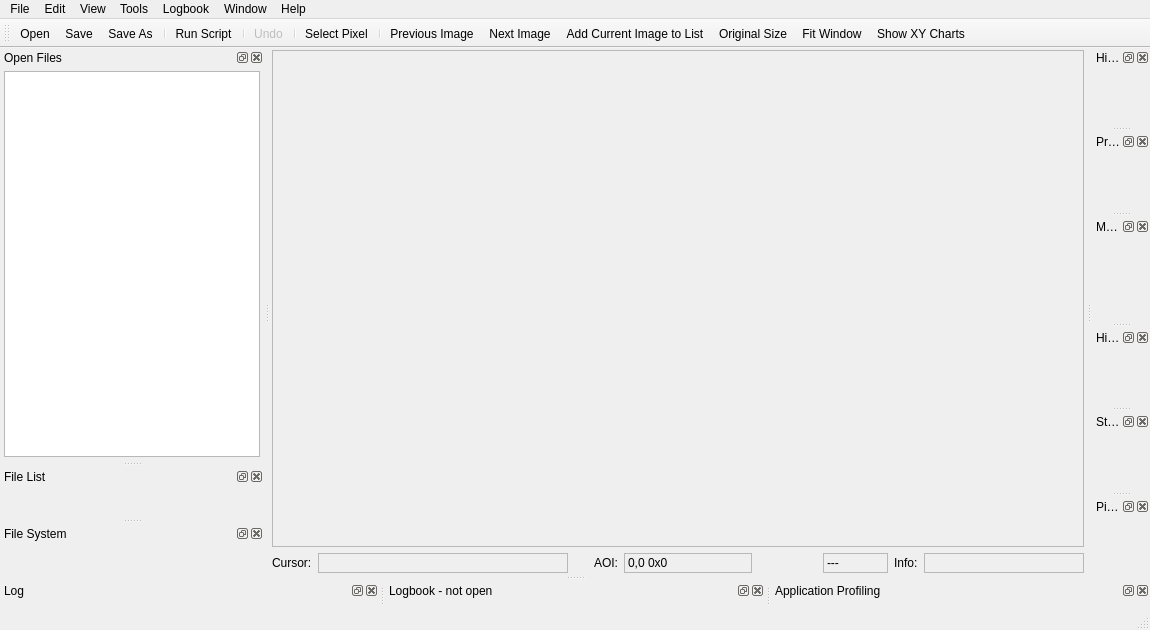
Old version of the form src/app/mainwindow.ui in the repository braeun/FitsIP.
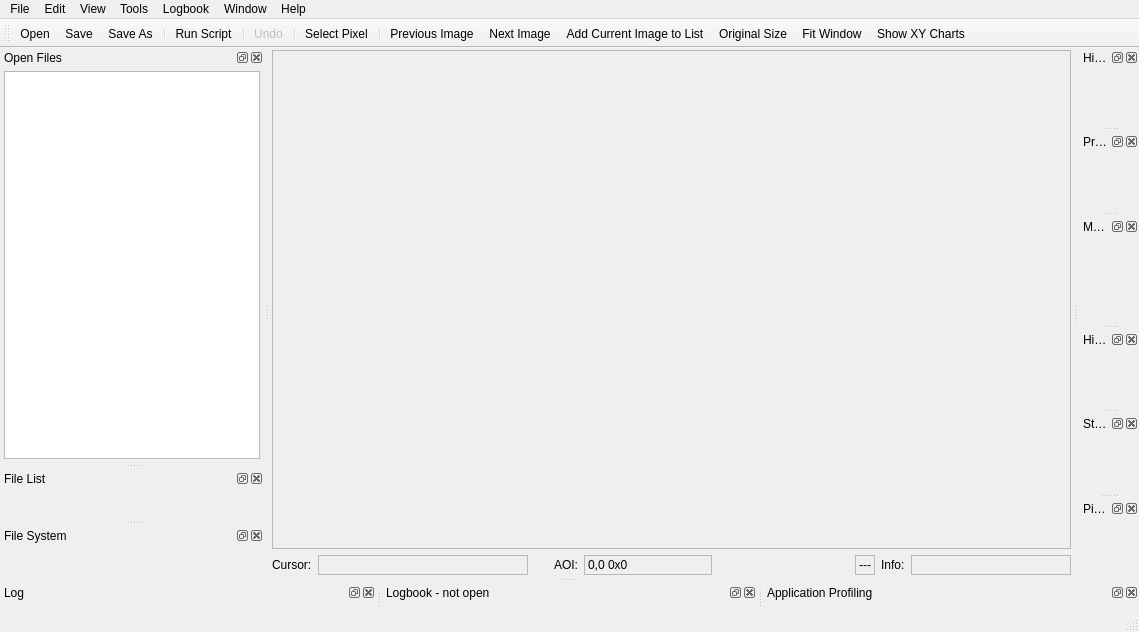
New version of the form. Icons and pictures are not drawn.

What changed in the file:
```diff
--- a/src/app/mainwindow.ui
+++ b/src/app/mainwindow.ui
@@ -6,8 +6,8 @@
    <rect>
     <x>0</x>
     <y>0</y>
-    <width>1150</width>
-    <height>630</height>
+    <width>1139</width>
+    <height>632</height>
    </rect>
   </property>
   <property name="minimumSize">
@@ -96,8 +96,8 @@
                 <rect>
                  <x>0</x>
                  <y>0</y>
-                 <width>825</width>
-                 <height>476</height>
+                 <width>807</width>
+                 <height>478</height>
                 </rect>
                </property>
               </widget>
@@ -135,7 +135,7 @@
              </property>
              <property name="minimumSize">
               <size>
-               <width>250</width>
+               <width>210</width>
                <height>0</height>
               </size>
              </property>
@@ -228,7 +228,7 @@
            <item row="0" column="6">
             <widget class="QLabel" name="activeFileLabel">
              <property name="sizePolicy">
-              <sizepolicy hsizetype="Expanding" vsizetype="Preferred">
+              <sizepolicy hsizetype="Preferred" vsizetype="Preferred">
                <horstretch>0</horstretch>
                <verstretch>0</verstretch>
               </sizepolicy>
@@ -239,6 +239,9 @@
              <property name="text">
               <string>---</string>
              </property>
+             <property name="alignment">
+              <set>Qt::AlignRight|Qt::AlignTrailing|Qt::AlignVCenter</set>
+             </property>
             </widget>
            </item>
            <item row="0" column="4">
@@ -271,7 +274,7 @@
     <rect>
      <x>0</x>
      <y>0</y>
-     <width>1150</width>
+     <width>1139</width>
      <height>23</height>
     </rect>
    </property>
@@ -632,8 +635,8 @@
   <widget class="QDockWidget" name="metadataDockWidget">
    <property name="minimumSize">
     <size>
-     <width>53</width>
-     <height>36</height>
+     <width>60</width>
+     <height>37</height>
     </size>
    </property>
    <property name="windowTitle">
```
Left out of the diff: 19 changed lines with no effect on the pictures.
